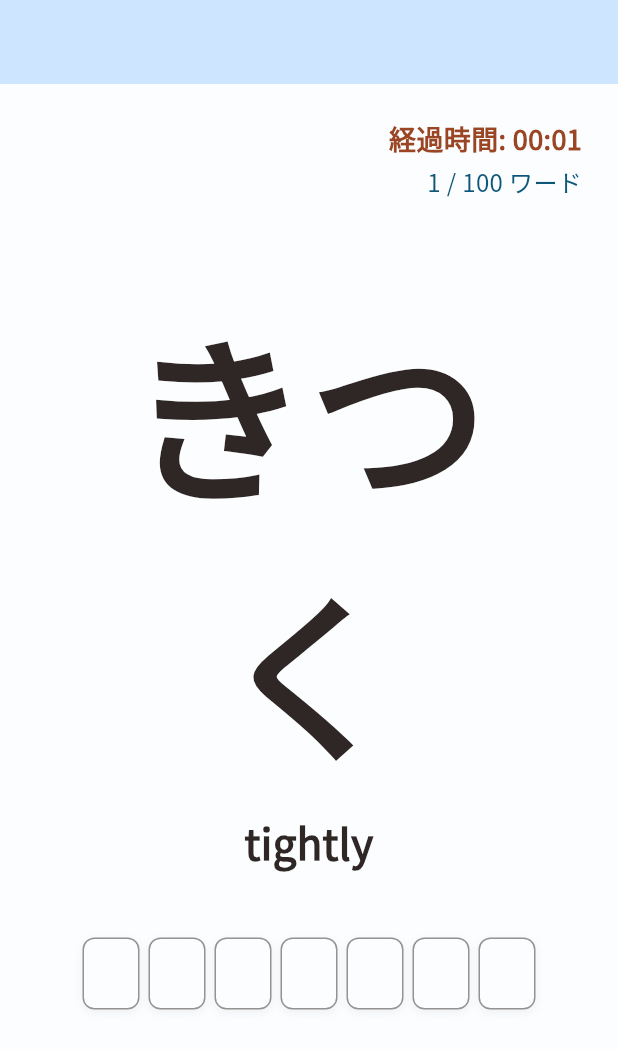
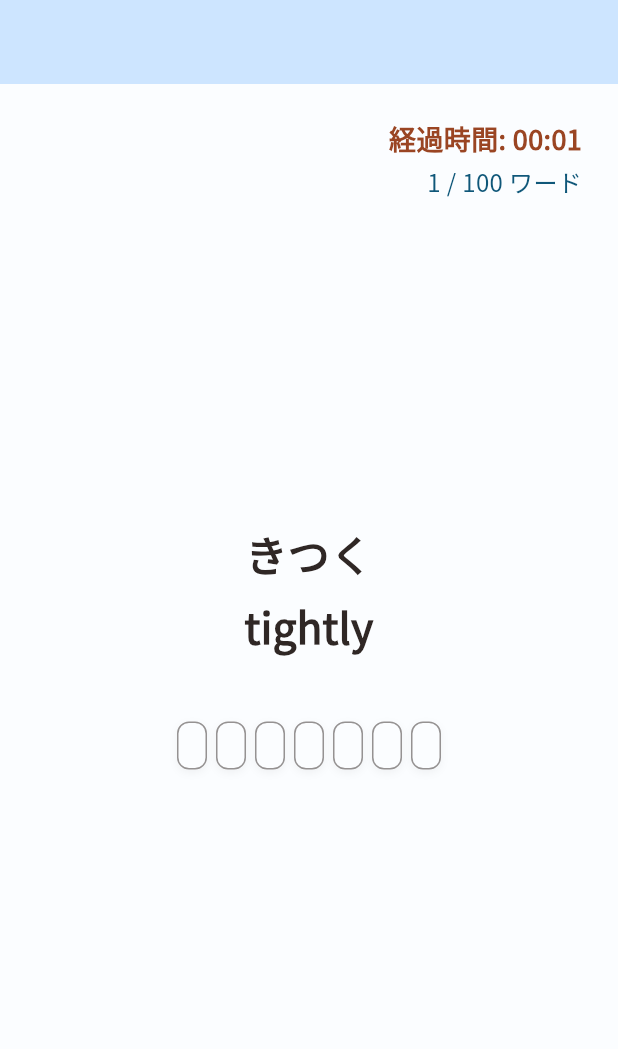
Before and after one commit to riki-yoshida/typing_game, a Flutter app: the screen it shows after launch, after a tap on "小学生", on a phone screen of 412 x 824 dp. Shown: the top 1049 px of the screen. Run offline on Flutter 3.47's test engine with Material 3 defaults, Android fonts, the phone set to English and light mode, and no system bars; our stand-ins replace go_router.

Commit message:
ゲームページのUIを変更

```diff
--- a/lib/features/typing_game/presentation/pages/typing_page.dart
+++ b/lib/features/typing_game/presentation/pages/typing_page.dart
@@ -1,7 +1,7 @@
 import 'package:flutter/material.dart';
+import 'package:flutter/services.dart'; // Required for LengthLimitingTextInputFormatter
+import 'package:go_router/go_router.dart';
 import 'package:provider/provider.dart';
-import 'package:go_router/go_router.dart';
-import 'package:flutter/services.dart'; // Required for LengthLimitingTextInputFormatter
 import 'package:typing_game/features/typing_game/controllers/typing_controller.dart';
 
 class TypingPage extends StatefulWidget {
@@ -66,11 +66,25 @@ class _TypingPageState extends State<TypingPage> {
       return const SizedBox.shrink();
     }
 
+    final screenWidth = MediaQuery.of(context).size.width;
+    // 親のPaddingが左右に24.0ずつあると仮定
+    final double contentAreaWidth = screenWidth - (2 * 24.0);
+
+    // セルのレスポンシブな幅を計算
+    double calculatedCellWidth = (contentAreaWidth / 30).clamp(20.0, 40.0);
+    double calculatedCellHeight = (contentAreaWidth / 30).clamp(32.0, 56.0);
+    double fontSize = (contentAreaWidth / 30).clamp(16.0, 32.0);
+
+    if (controller.isGameClear) {
+      // Limitモードで時間切れの場合も入力マスは表示しない
+      return const SizedBox.shrink();
+    }
+
     // 問題が準備できていない場合はプレースホルダーを表示
     if (controller.problemText.isEmpty ||
         controller.problemText == "読み込み中...") {
       return Container(
-        height: 48, // マスの高さに合わせる
+        height: calculatedCellHeight, // マスの高さに合わせる
         alignment: Alignment.center,
         child: Text(
           controller.problemText == "読み込み中..." ? "読み込み中..." : "問題待機中...",
@@ -108,16 +122,16 @@ class _TypingPageState extends State<TypingPage> {
       }
 
       return Container(
-        width: 38, // マスの幅
-        height: 48, // マスの高さ
+        width: calculatedCellWidth, // レスポンシブなマスの幅
+        height: calculatedCellHeight, // レスポンシブなマスの高さ
         margin: const EdgeInsets.symmetric(horizontal: 3), // マス間の余白
         decoration: BoxDecoration(
           color:
               isCorrect
                   ? Theme.of(context).colorScheme.surfaceContainerHighest
-                  : Theme.of(
-                    context,
-                  ).colorScheme.errorContainer.withOpacity(0.5), // 正誤に応じて背景色を変更
+                  : Theme.of(context).colorScheme.errorContainer.withValues(
+                    alpha: 0.5,
+                  ), // 正誤に応じて背景色を変更
           border: Border.all(
             color:
                 !isCorrect
@@ -127,15 +141,15 @@ class _TypingPageState extends State<TypingPage> {
                         ? Theme.of(context)
                             .colorScheme
                             .primary // アクティブなマスの枠線色
-                        : Theme.of(context).colorScheme.outline.withOpacity(
-                          0.5,
+                        : Theme.of(context).colorScheme.outline.withValues(
+                          alpha: 0.5,
                         )), // 非アクティブなマスの枠線色
             width: isActive ? 2.0 : 1.0, // アクティブなマスの枠線太さ
           ),
           borderRadius: BorderRadius.circular(8), // 角丸
           boxShadow: [
             BoxShadow(
-              color: Colors.black.withOpacity(0.05),
+              color: Colors.black.withValues(alpha: 0.05),
               blurRadius: 4,
               offset: const Offset(0, 2),
             ),
@@ -145,7 +159,7 @@ class _TypingPageState extends State<TypingPage> {
           child: Text(
             charToShow, // 入力された文字をそのまま表示
             style: TextStyle(
-              fontSize: 20,
+              fontSize: fontSize,
               fontWeight: FontWeight.bold,
               color: Theme.of(context).colorScheme.onSurfaceVariant,
             ),
@@ -182,7 +196,7 @@ class _TypingPageState extends State<TypingPage> {
       ),
       backgroundColor: Theme.of(
         context,
-      ).colorScheme.surface.withOpacity(0.95), // 背景色と透明度
+      ).colorScheme.surface.withValues(alpha: 0.95), // 背景色と透明度
       body: Padding(
         // 全体にパディングを追加
         padding: const EdgeInsets.all(24.0),
@@ -252,17 +266,21 @@ class _TypingPageState extends State<TypingPage> {
                           // 通常のゲーム中の表示
                           // 元のコンテンツはColumn内に
                           // ワード数表示はPositionedウィジェット内に移動
-                          Container(
+                          LayoutBuilder(
+                            builder: (context, constrains) {
+                              double fontSizeToJp = (constrains.maxWidth / 15)
+                                  .clamp(28.0, 120.0);
+                              return Container(
                                 // 日本語文字を表示しているコンテナ
                                 padding: const EdgeInsets.symmetric(
                                   vertical: 4.0,
                                   horizontal: 8.0,
-                            ), // EdgeInsets.symmetric終了
+                                ),
                                 child: Text(
                                   controller.problemTextToJp,
                                   textAlign: TextAlign.center,
                                   style: TextStyle(
-                                fontSize: 120, // 日本語のフォントサイズ
+                                    fontSize: fontSizeToJp, // 日本語のフォントサイズ
                                     fontWeight: FontWeight.bold,
                                     color:
                                         Theme.of(
@@ -270,6 +288,8 @@ class _TypingPageState extends State<TypingPage> {
                                         ).colorScheme.onSurfaceVariant,
                                   ),
                                 ),
+                              );
+                            },
                           ),
                           Container(
                             // 英語文字を表示しているコンテナ
@@ -278,7 +298,7 @@ class _TypingPageState extends State<TypingPage> {
                               horizontal: 8.0,
                             ), // EdgeInsets.symmetric終了
                             child: Text(
-                              controller.revealedProblemText, // 修正：加工された問題文を表示
+                              controller.revealedProblemText,
                               textAlign: TextAlign.center,
                               style: TextStyle(
                                 fontSize: 28, // 英語のフォントサイズ
```
Also changed, not shown: assets/word_lists/shougakusei.json. Lines whose indentation alone changed are shown as unchanged.
